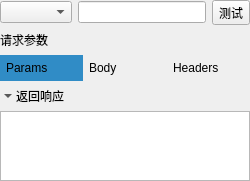
Above: datasourceplugins/httpplugin/queryform.ui from lsyeei/dashboard before the change. Below: the same form after it.
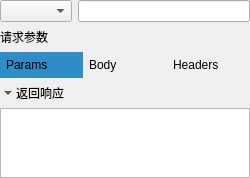
That is the form after the change.

Commit message: 1.完善http授权管理，具体授权功能未测试 2.程序修改名称为Visual Data Studio; 3.添加程序图标； 4.修改图元数据接口，支持枚举数据类型； 5.修改部分图元数据属性设置错误； 6.修改sql数据存储，string为空自动忽略的问题； 7.修改部分文件读写问题； 8.修改readme

Diff of the .ui file:
```diff
--- a/datasourceplugins/httpplugin/queryform.ui
+++ b/datasourceplugins/httpplugin/queryform.ui
@@ -37,13 +37,6 @@
      <item>
       <widget class="QLineEdit" name="queryUrlEdit"/>
      </item>
-     <item>
-      <widget class="QToolButton" name="testBtn">
-       <property name="text">
-        <string>测试</string>
-       </property>
-      </widget>
-     </item>
     </layout>
    </item>
    <item>
@@ -243,6 +236,9 @@
         <property name="sizeAdjustPolicy">
          <enum>QAbstractScrollArea::SizeAdjustPolicy::AdjustToContents</enum>
         </property>
+        <property name="readOnly">
+         <bool>true</bool>
+        </property>
        </widget>
       </item>
      </layout>
```
The commit also changes 96 other files.
